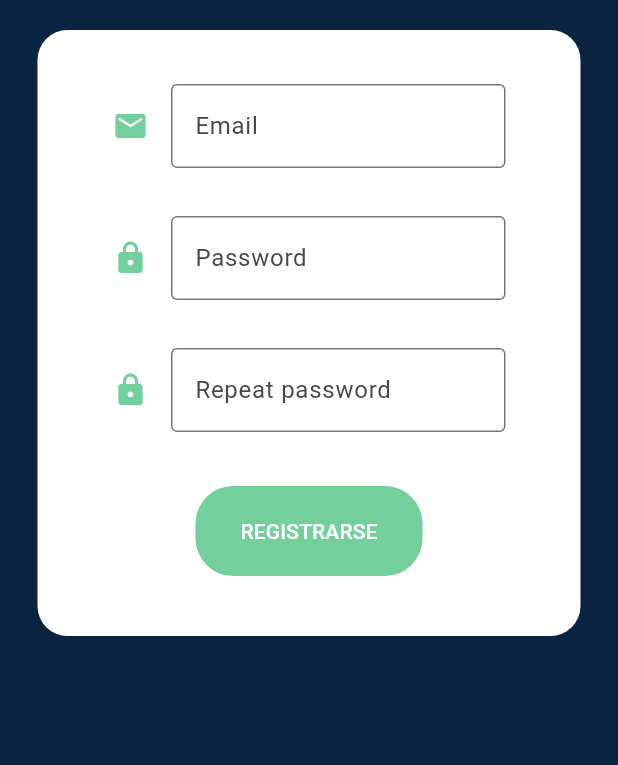
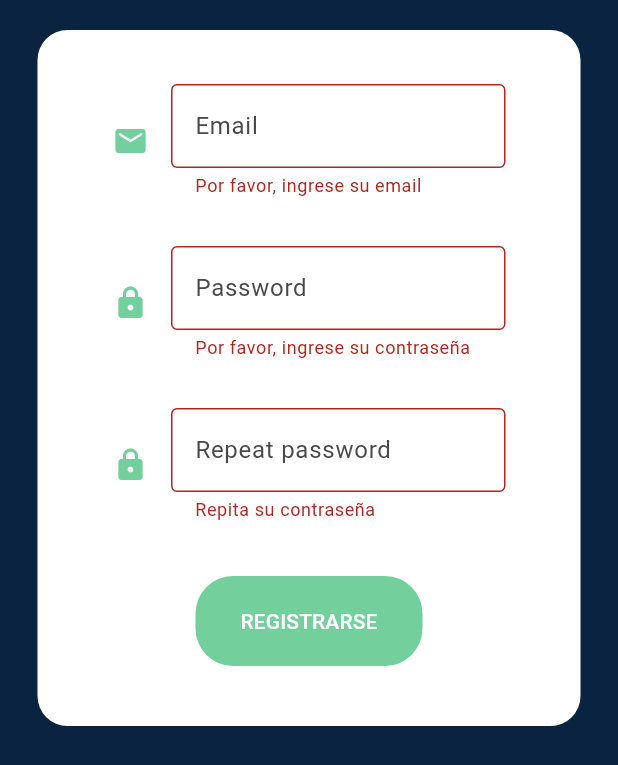
Before and after one commit to marcomar31/MarcoMartinez_ExamenFinal_PMDM_PSP, a Flutter app: the RegisterView screen opened by its route, after a tap on "REGISTRARSE", on a phone screen of 412 x 824 dp. Shown: the top 765 px of the screen. Run offline on Flutter 3.47's test engine with Material 3 defaults, Android fonts, the phone set to English and light mode, and no system bars; our stand-ins replace cloud_firestore, firebase_auth, firebase_core, firebase_storage, geolocator, google_maps_flutter and 2 more; accounts and stored records are empty; generated files the repository leaves out were written again.

Commit message:
Commit 45: Añadidas validaciones GlobalKey a los TextFormField del Login y el Register.

```diff
--- a/marcomartinez_examenfinal/lib/CustomizedObjects/TextFormFields.dart
+++ b/marcomartinez_examenfinal/lib/CustomizedObjects/TextFormFields.dart
@@ -6,6 +6,7 @@ class OnBoardingFormField extends StatelessWidget {
   final bool isPassword;
   final IconData? icon;
   final Color? iconColor;
+  final String? mensajeError;
 
   const OnBoardingFormField({
     Key? key,
@@ -14,6 +15,7 @@ class OnBoardingFormField extends StatelessWidget {
     required this.isPassword,
     this.icon,
     this.iconColor,
+    this.mensajeError
   }) : super(key: key);
 
   @override
@@ -40,6 +42,12 @@ class OnBoardingFormField extends StatelessWidget {
               cursorColor: const Color.fromRGBO(35, 41, 49, 1),
               cursorHeight: 25,
               obscureText: isPassword,
+              validator: (value) {
+                if (value == null || value.isEmpty) {
+                  return mensajeError;
+                }
+                return null;
+              },
             ),
           ),
         ],
--- a/marcomartinez_examenfinal/lib/OnBoarding/LoginView.dart
+++ b/marcomartinez_examenfinal/lib/OnBoarding/LoginView.dart
@@ -17,6 +17,8 @@ class LoginView extends StatefulWidget {
 class _LoginViewState extends State<LoginView> {
   late final BuildContext _context;
 
+  late GlobalKey<FormState> _formKey;
+
   final FirebaseAdmin fbAdmin = FirebaseAdmin();
   final TextEditingController tecEmail = TextEditingController();
   final TextEditingController tecPassword = TextEditingController();
@@ -25,6 +27,7 @@ class _LoginViewState extends State<LoginView> {
   void initState() {
     super.initState();
     _context = context;
+    _formKey = GlobalKey<FormState>();
   }
 
   @override
@@ -44,6 +47,8 @@ class _LoginViewState extends State<LoginView> {
               borderRadius: BorderRadius.circular(20),
             ),
             padding: const EdgeInsets.symmetric(horizontal: 50, vertical: 20),
+            child: Form(
+              key: _formKey,
               child: Column(
                 mainAxisAlignment: MainAxisAlignment.center,
                 mainAxisSize: MainAxisSize.min,
@@ -56,6 +61,7 @@ class _LoginViewState extends State<LoginView> {
                       isPassword: false,
                       icon: Icons.email_rounded,
                       iconColor: const Color.fromRGBO(115, 208, 156, 1.0),
+                      mensajeError: "Por favor, ingresa su email",
                     ),
                   ),
                   Padding(
@@ -66,6 +72,7 @@ class _LoginViewState extends State<LoginView> {
                       isPassword: true,
                       icon: Icons.lock_rounded,
                       iconColor: const Color.fromRGBO(115, 208, 156, 1.0),
+                      mensajeError: "Por favor, ingrese su contraseña",
                     ),
                   ),
                   if (PlatformAdmin.isAndroidPlatform() ||
@@ -109,6 +116,7 @@ class _LoginViewState extends State<LoginView> {
                 ],
               ),
             ),
+          ),
         )
       ],
     );
@@ -120,6 +128,7 @@ class _LoginViewState extends State<LoginView> {
   }
 
   Future<void> _iniciarSesion() async {
+    if (_formKey.currentState!.validate()) {
       if (await fbAdmin.logInWithEmail(tecEmail.text, tecPassword.text)) {
         if (await fbAdmin.descargarPerfil() != null) {
           Navigator.of(_context).popAndPushNamed("/home_view");
@@ -129,3 +138,4 @@ class _LoginViewState extends State<LoginView> {
       }
     }
   }
+}
--- a/marcomartinez_examenfinal/lib/OnBoarding/RegisterView.dart
+++ b/marcomartinez_examenfinal/lib/OnBoarding/RegisterView.dart
@@ -5,15 +5,28 @@ import 'package:marcomartinez_examenfinal/Singleton/FirebaseAdmin.dart';
 import '../CustomizedObjects/Buttons.dart';
 import '../Singleton/PlatformAdmin.dart';
 
-class RegisterView extends StatelessWidget {
+class RegisterView extends StatefulWidget {
   RegisterView({super.key});
 
+  @override
+  _RegisterViewState createState() => _RegisterViewState();
+}
+
+class _RegisterViewState extends State<RegisterView> {
   late BuildContext _context = _context;
+
+  late GlobalKey<FormState> _formKey;
 
   FirebaseAdmin fbAdmin = FirebaseAdmin();
   TextEditingController tecEmail = TextEditingController();
   TextEditingController tecPassword = TextEditingController();
   TextEditingController tecRePassword = TextEditingController();
+
+  @override
+  void initState() {
+    super.initState();
+    _formKey = GlobalKey<FormState>();
+  }
 
   @override
   Widget build(BuildContext context) {
@@ -31,21 +44,23 @@ class RegisterView extends StatelessWidget {
               borderRadius: BorderRadius.circular(20),
             ),
             padding: const EdgeInsets.symmetric(horizontal: 50, vertical: 20),
+            child: Form(
+              key: _formKey,
               child: Column(
                 mainAxisAlignment: MainAxisAlignment.center,
                 mainAxisSize: MainAxisSize.min,
                 children: [
                   Padding(
                     padding: const EdgeInsets.symmetric(vertical: 16),
-                  child: OnBoardingFormField(tec: tecEmail, label: "Email", isPassword: false, icon: Icons.email_rounded, iconColor: const Color.fromRGBO(115, 208, 156, 1.0),),
+                    child: OnBoardingFormField(tec: tecEmail, label: "Email", isPassword: false, icon: Icons.email_rounded, iconColor: const Color.fromRGBO(115, 208, 156, 1.0), mensajeError: "Por favor, ingrese su email"),
                   ),
                   Padding(
                     padding: const EdgeInsets.symmetric(vertical: 16),
-                  child: OnBoardingFormField(tec: tecPassword, label: "Password", isPassword: true, icon: Icons.lock_rounded, iconColor: const Color.fromRGBO(115, 208, 156, 1.0),),
+                    child: OnBoardingFormField(tec: tecPassword, label: "Password", isPassword: true, icon: Icons.lock_rounded, iconColor: const Color.fromRGBO(115, 208, 156, 1.0), mensajeError: "Por favor, ingrese su contraseña"),
                   ),
                   Padding(
                     padding: const EdgeInsets.symmetric(vertical: 16),
-                  child: OnBoardingFormField(tec: tecRePassword, label: "Repeat password", isPassword: true, icon: Icons.lock_rounded, iconColor: const Color.fromRGBO(115, 208, 156, 1.0),),
+                    child: OnBoardingFormField(tec: tecRePassword, label: "Repeat password", isPassword: true, icon: Icons.lock_rounded, iconColor: const Color.fromRGBO(115, 208, 156, 1.0), mensajeError: "Repita su contraseña"),
                   ),
                   Row(
                     mainAxisAlignment: MainAxisAlignment.center,
@@ -59,6 +74,7 @@ class RegisterView extends StatelessWidget {
                 ],
               ),
             ),
+          ),
         )
       ],
     );
@@ -70,6 +86,9 @@ class RegisterView extends StatelessWidget {
   }
 
   Future<void> _creaUsuario() async {
-    await fbAdmin.createUser(tecEmail.text, tecPassword.text, tecRePassword.text);
+    if (_formKey.currentState!.validate()) {
+      await fbAdmin.createUser(
+          tecEmail.text, tecPassword.text, tecRePassword.text);
     }
   }
+}
```
Also changed, not shown: marcomartinez_examenfinal/lib/OnBoarding/PhoneLoginView.dart (+31 -5 lines). Lines whose indentation alone changed are shown as unchanged.
